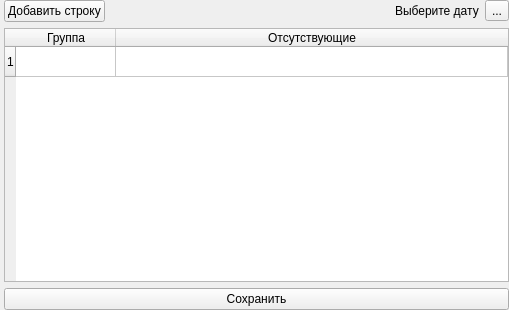
First picture: the form in src/gui/reportdetailswidget.ui, repository Redgrxve/myReport, before the edit.
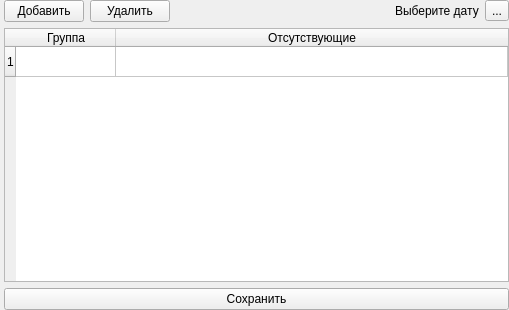
Second picture: the form after the edit.

```diff
--- a/src/gui/reportdetailswidget.ui
+++ b/src/gui/reportdetailswidget.ui
@@ -26,12 +26,19 @@
    <property name="bottomMargin">
     <number>0</number>
    </property>
-   <item row="0" column="0">
+   <item row="0" column="0" rowspan="2" colspan="2">
     <layout class="QHBoxLayout" name="horizontalLayout">
      <item>
       <widget class="QPushButton" name="addRowButton">
        <property name="text">
-        <string>Добавить строку</string>
+        <string>Добавить</string>
+       </property>
+      </widget>
+     </item>
+     <item>
+      <widget class="QPushButton" name="pushButton">
+       <property name="text">
+        <string>Удалить</string>
        </property>
       </widget>
      </item>
@@ -48,19 +55,6 @@
        </property>
       </spacer>
      </item>
-     <item>
-      <widget class="QLabel" name="dayLabel">
-       <property name="text">
-        <string/>
-       </property>
-       <property name="scaledContents">
-        <bool>true</bool>
-       </property>
-       <property name="wordWrap">
-        <bool>false</bool>
-       </property>
-      </widget>
-     </item>
      <item>
       <widget class="QLabel" name="dateLabel">
        <property name="text">
@@ -80,7 +74,20 @@
      </item>
     </layout>
    </item>
-   <item row="1" column="0">
+   <item row="1" column="1">
+    <widget class="QLabel" name="dayLabel">
+     <property name="text">
+      <string/>
+     </property>
+     <property name="scaledContents">
+      <bool>true</bool>
+     </property>
+     <property name="wordWrap">
+      <bool>false</bool>
+     </property>
+    </widget>
+   </item>
+   <item row="2" column="0" colspan="2">
     <layout class="QVBoxLayout" name="verticalLayout">
      <item>
       <widget class="QTableWidget" name="tableWidget">
```
